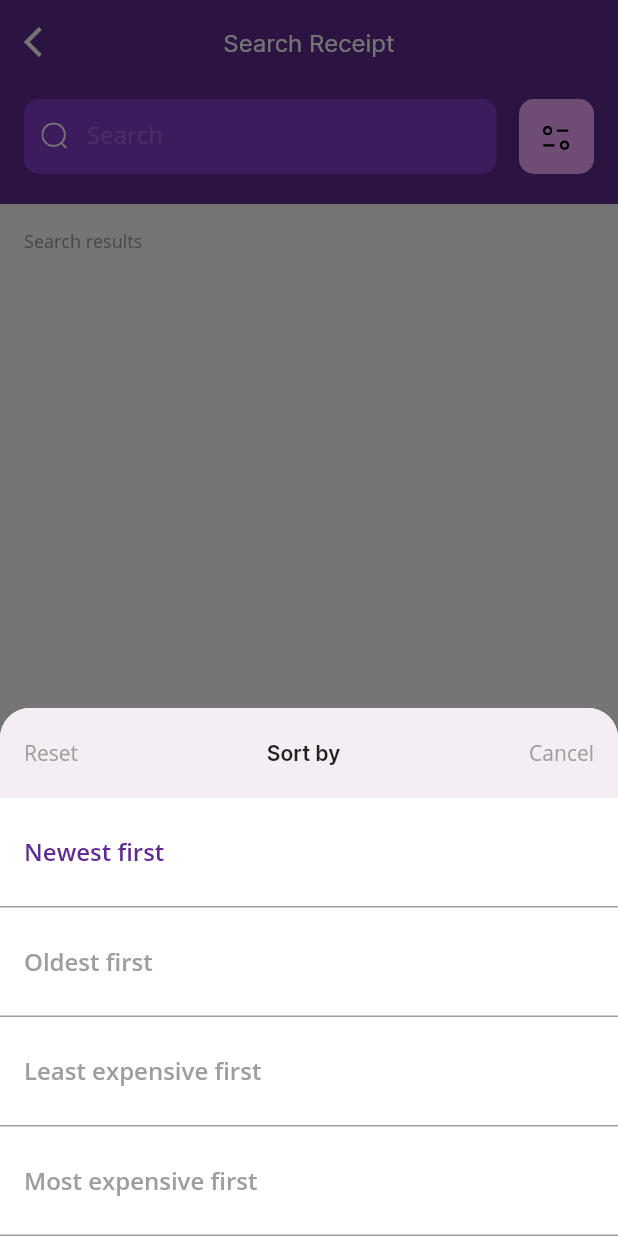
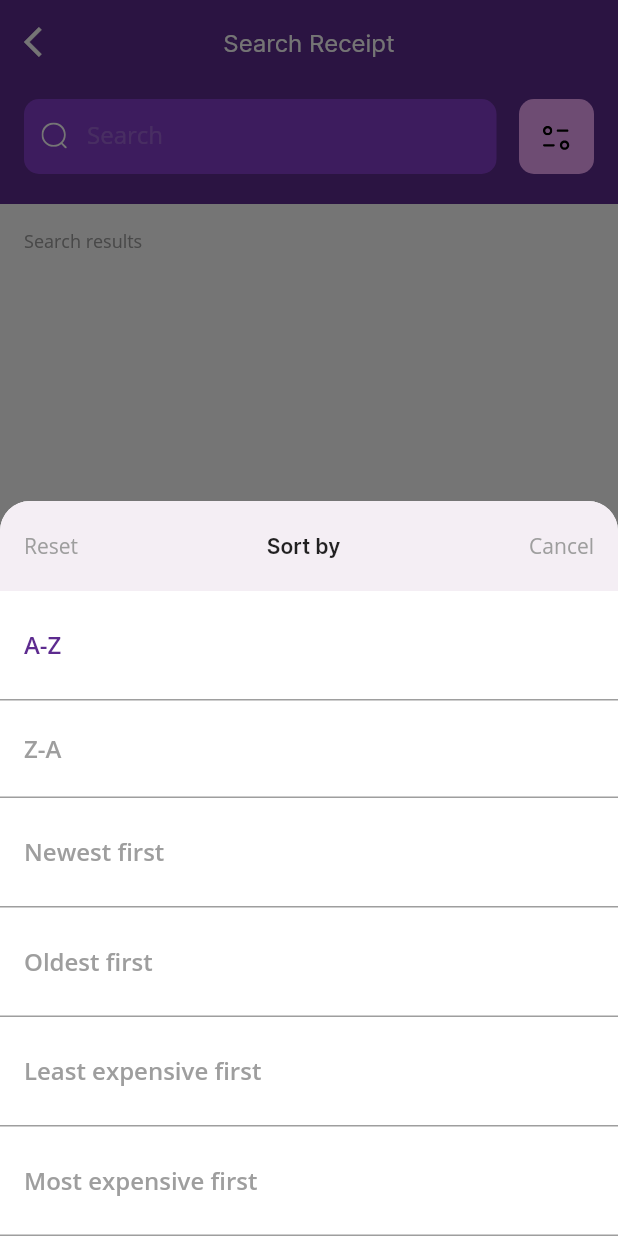
Before and after one commit to keijeizei/SP-App, a Flutter app: the SearchPage screen opened directly, after a tap on an icon or button, on a phone screen of 412 x 824 dp. Run offline on Flutter 3.47's test engine with Material 2 defaults, Android fonts, the phone set to English and light mode, and no system bars; our stand-ins replace awesome_notifications, camera, diacritic, flutter_svg, flutter_typeahead, shared_preferences and 1 more; missing offline and left inert: google_mlkit_text_recognition, image_crop, opencv_4; accounts and stored records are empty.

```diff
--- a/lib/views/widgets/modals/search_filter_modal.dart
+++ b/lib/views/widgets/modals/search_filter_modal.dart
@@ -79,7 +79,7 @@ class _SearchFilterModalState extends State<SearchFilterModal> {
                 textColor: Colors.grey,
                 child: ListTile(
                   selected: widget.sortMode == 0,
-                  title: const Text('Newest first',
+                  title: const Text('A-Z',
                       style: TextStyle(fontWeight: FontWeight.w600)),
                   contentPadding:
                       const EdgeInsets.symmetric(vertical: 8, horizontal: 16),
@@ -100,10 +100,10 @@ class _SearchFilterModalState extends State<SearchFilterModal> {
                 textColor: Colors.grey,
                 child: ListTile(
                   selected: widget.sortMode == 1,
-                  title: const Text('Oldest first',
+                  title: const Text('Z-A',
                       style: TextStyle(fontWeight: FontWeight.w600)),
                   contentPadding:
-                      const EdgeInsets.symmetric(vertical: 8, horizontal: 16),
+                      const EdgeInsets.symmetric(vertical: 4, horizontal: 16),
                 ),
               )),
         ),
@@ -121,6 +121,48 @@ class _SearchFilterModalState extends State<SearchFilterModal> {
                 textColor: Colors.grey,
                 child: ListTile(
                   selected: widget.sortMode == 2,
+                  title: const Text('Newest first',
+                      style: TextStyle(fontWeight: FontWeight.w600)),
+                  contentPadding:
+                      const EdgeInsets.symmetric(vertical: 8, horizontal: 16),
+                ),
+              )),
+        ),
+        // Sort By Option
+        Container(
+          decoration: const BoxDecoration(
+              border: Border(bottom: BorderSide(color: Colors.grey))),
+          child: GestureDetector(
+              onTap: () {
+                widget.updateSortMode(3);
+                Navigator.of(context).pop();
+              },
+              child: ListTileTheme(
+                selectedColor: AppColor.primary,
+                textColor: Colors.grey,
+                child: ListTile(
+                  selected: widget.sortMode == 3,
+                  title: const Text('Oldest first',
+                      style: TextStyle(fontWeight: FontWeight.w600)),
+                  contentPadding:
+                      const EdgeInsets.symmetric(vertical: 8, horizontal: 16),
+                ),
+              )),
+        ),
+        // Sort By Option
+        Container(
+          decoration: const BoxDecoration(
+              border: Border(bottom: BorderSide(color: Colors.grey))),
+          child: GestureDetector(
+              onTap: () {
+                widget.updateSortMode(4);
+                Navigator.of(context).pop();
+              },
+              child: ListTileTheme(
+                selectedColor: AppColor.primary,
+                textColor: Colors.grey,
+                child: ListTile(
+                  selected: widget.sortMode == 4,
                   title: const Text('Least expensive first',
                       style: TextStyle(fontWeight: FontWeight.w600)),
                   contentPadding:
@@ -134,14 +176,14 @@ class _SearchFilterModalState extends State<SearchFilterModal> {
                 border: Border(bottom: BorderSide(color: Colors.grey))),
             child: GestureDetector(
                 onTap: () {
-                  widget.updateSortMode(3);
+                  widget.updateSortMode(5);
                   Navigator.of(context).pop();
                 },
                 child: ListTileTheme(
                   selectedColor: AppColor.primary,
                   textColor: Colors.grey,
                   child: ListTile(
-                    selected: widget.sortMode == 3,
+                    selected: widget.sortMode == 5,
                     title: const Text('Most expensive first',
                         style: TextStyle(fontWeight: FontWeight.w600)),
                     contentPadding:
```
Also changed, not shown: lib/views/screens/search_page.dart (+10 -3 lines), lib/views/widgets/dummy_search_bar.dart (+11 -11 lines).
